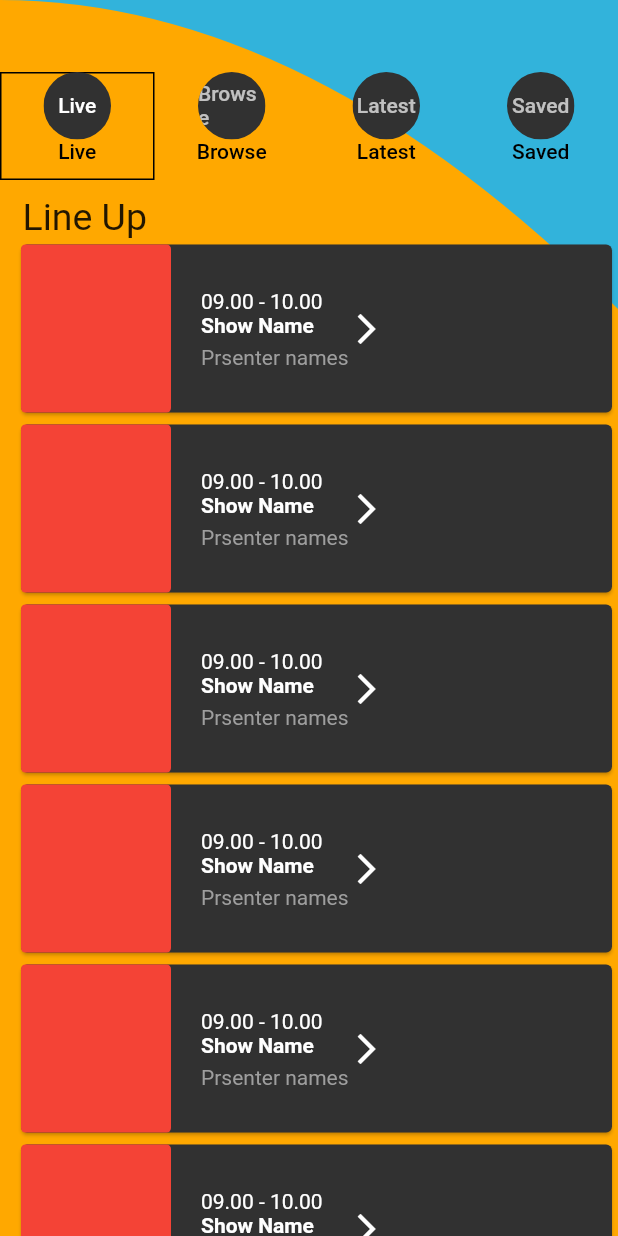
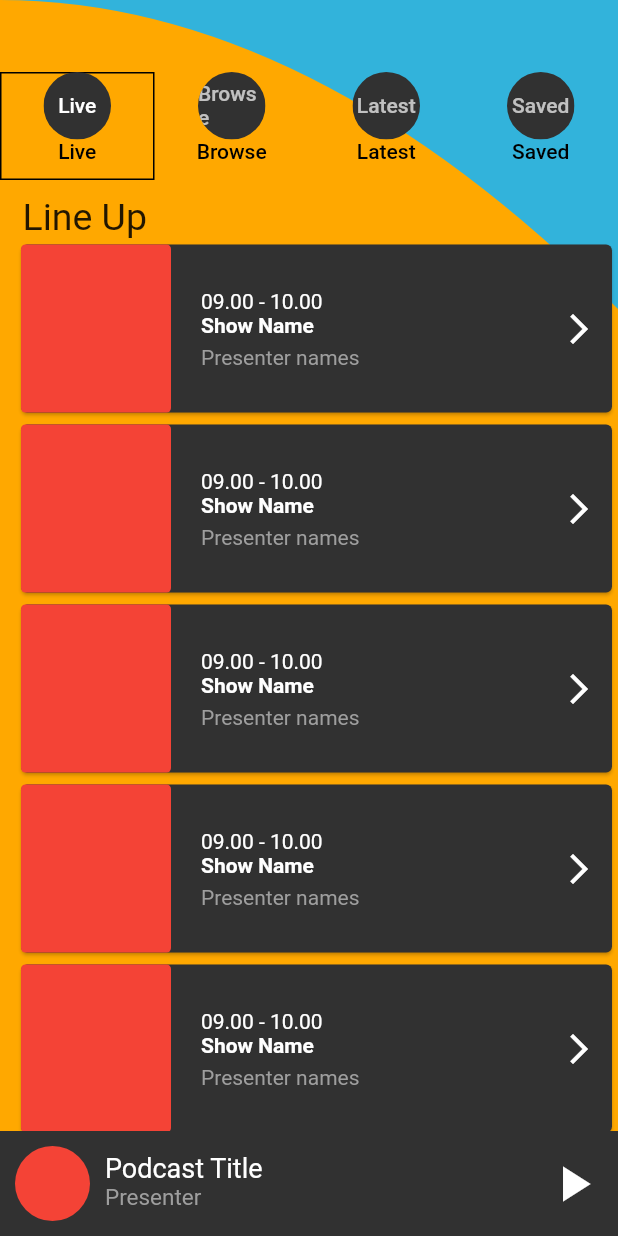
Before and after one commit to Kalela/JayFmFlutter, a Flutter app: the screen it shows after launch, on a phone screen of 412 x 824 dp. Run offline on Flutter 3.47's test engine with Material 2 defaults, Android fonts, the light colour scheme and no system bars.

Commit message:
set up footer and details page

```diff
--- a/lib/home/home.dart
+++ b/lib/home/home.dart
@@ -1,6 +1,8 @@
 import 'package:flutter/material.dart';
 import 'package:jay_fm_flutter/home/widgets.dart';
+import 'package:jay_fm_flutter/util/colors.dart';
 import 'package:jay_fm_flutter/util/values.dart';
+import 'package:jay_fm_flutter/util/widget/widget.dart';
 
 class HomePage extends StatelessWidget {
   final List<Widget> tabViews = [
@@ -26,10 +28,7 @@ class HomePage extends StatelessWidget {
                 child: Padding(
                   padding: const EdgeInsets.only(top: 48.0),
                   child: TabBar(
-                    indicator: ShapeDecoration(
-                      shape: Border.all()
-
-                    ),
+                    indicator: ShapeDecoration(shape: Border.all()),
                     tabs: [
                       topBarTab("Live", Colors.black),
                       topBarTab("Browse", Colors.black),
@@ -43,6 +42,11 @@ class HomePage extends StatelessWidget {
           ),
         ),
       ),
+      bottomSheet: Container(
+        height: 70,
+        color: Colors.white,
+        child: nowPlayingFooter(jayFmFancyBlack, Colors.white, Colors.grey),
+      ),
     );
   }
 }
--- a/lib/home/widgets.dart
+++ b/lib/home/widgets.dart
@@ -1,6 +1,8 @@
 import 'package:flutter/material.dart';
+import 'package:jay_fm_flutter/details/details.dart';
 import 'package:jay_fm_flutter/util/colors.dart';
 import 'package:jay_fm_flutter/util/values.dart';
+import 'package:jay_fm_flutter/util/widget/widget.dart';
 
 Widget liveTabDetails() {
   return Container(
@@ -20,7 +22,7 @@ Widget liveTabDetails() {
             padding: EdgeInsets.only(left: 10),
             height: 700,
             child: ListView.builder(itemBuilder: (context, i) {
-              return baseItemCard(i, context);
+              return baseItemCard(i, "Day", context);
             }),
           )
         ],
@@ -47,7 +49,7 @@ Widget browseTabDetails() {
             padding: EdgeInsets.only(left: 10),
             height: 700,
             child: ListView.builder(itemBuilder: (context, i) {
-              return baseItemCard(i, context);
+              return baseItemCard(i, "Category Podcasts", context);
             }),
           )
         ],
@@ -74,7 +76,7 @@ Widget latestTabDetails() {
             padding: EdgeInsets.only(left: 10),
             height: 700,
             child: ListView.builder(itemBuilder: (context, i) {
-              return baseItemCard(i, context);
+              return baseItemCard(i, "Podcast Name", context);
             }),
           )
         ],
@@ -101,7 +103,7 @@ Widget savedTabDetails() {
             padding: EdgeInsets.only(left: 10),
             height: 700,
             child: ListView.builder(itemBuilder: (context, i) {
-              return baseItemCard(i, context);
+              return baseItemCard(i, "Saved Podcast", context);
             }),
           )
         ],
@@ -172,54 +174,3 @@ class HomePainter extends CustomPainter {
     return true;
   }
 }
-
-Widget baseItemCard(int index, BuildContext context) {
-  return Container(
-    color: jayFmFancyBlack.withOpacity(0.0),
-    height: 120,
-    child: Card(
-      color: jayFmFancyBlack,
-      child: Row(
-        children: <Widget>[
-          Container(
-            decoration: BoxDecoration(
-              color: Colors.red,
-              borderRadius: BorderRadius.circular(3),
-            ),
-            width: 100,
-          ),
-          Padding(padding: EdgeInsets.only(left: 20)),
-          Container(
-            padding: EdgeInsets.only(top: 30),
-            child: Column(
-              crossAxisAlignment: CrossAxisAlignment.start,
-              children: <Widget>[
-                Text(
-                  "09.00 - 10.00",
-                  style: TextStyle(color: Colors.white),
-                ),
-                Text(
-                  "Show Name",
-                  style: TextStyle(
-                      fontWeight: FontWeight.bold, color: Colors.white),
-                ),
-                Padding(
-                  padding: EdgeInsets.only(top: 5),
-                ),
-                Text(
-                  "Prsenter names",
-                  style: TextStyle(color: Colors.grey),
-                ),
-              ],
-            ),
-          ),
-          Container(
-              child: Icon(
-            Icons.arrow_forward_ios,
-            color: Colors.white,
-          ))
-        ],
-      ),
-    ),
-  );
-}
--- a/lib/util/widget/widget.dart
+++ b/lib/util/widget/widget.dart
@@ -1,4 +1,7 @@
+import 'package:flutter/material.dart';
 import 'package:flutter/widgets.dart';
+import 'package:jay_fm_flutter/details/details.dart';
+import 'package:jay_fm_flutter/util/colors.dart';
 
 class StatefulWrapper extends StatefulWidget {
   final Function onInit;
@@ -24,3 +27,120 @@ class _StatefulWrapperState extends State<StatefulWrapper> {
     return widget.child;
   }
 }
+
+Widget baseItemCard(int index, String title, BuildContext context) {
+  return Container(
+    color: jayFmFancyBlack.withOpacity(0.0),
+    height: 120,
+    child: Ink(
+      child: InkWell(
+        onTap: () {
+          Navigator.push(
+              context,
+              MaterialPageRoute(
+                  builder: (context) => DetailsPage(
+                        title: title,
+                      )));
+        },
+        child: Card(
+          color: jayFmFancyBlack,
+          child: Row(
+            mainAxisAlignment: MainAxisAlignment.spaceBetween,
+            children: <Widget>[
+              Row(
+                children: [
+                  Container(
+                    decoration: BoxDecoration(
+                      color: Colors.red,
+                      borderRadius: BorderRadius.circular(3),
+                    ),
+                    width: 100,
+                  ),
+                  Padding(padding: EdgeInsets.only(left: 20)),
+                  Container(
+                    padding: EdgeInsets.only(top: 30),
+                    child: Column(
+                      crossAxisAlignment: CrossAxisAlignment.start,
+                      children: <Widget>[
+                        Text(
+                          "09.00 - 10.00",
+                          style: TextStyle(color: Colors.white),
+                        ),
+                        Text(
+                          "Show Name",
+                          style: TextStyle(
+                              fontWeight: FontWeight.bold, color: Colors.white),
+                        ),
+                        Padding(
+                          padding: EdgeInsets.only(top: 5),
+                        ),
+                        Text(
+                          "Presenter names",
+                          style: TextStyle(color: Colors.grey),
+                        ),
+                      ],
+                    ),
+                  ),
+                ],
+              ),
+              Padding(
+                  padding: EdgeInsets.only(right: 10),
+                  child: Icon(
+                    Icons.arrow_forward_ios,
+                    color: Colors.white,
+                  ))
+            ],
+          ),
+        ),
+      ),
+    ),
+  );
+}
+
+Widget nowPlayingFooter(Color backgroundColor, Color titleColor, Color subtitleColor) {
+  return Container(
+      padding: EdgeInsets.all(10),
+      color: backgroundColor,
+      child: Center(
+        child: Row(
+          mainAxisAlignment: MainAxisAlignment.spaceBetween,
+          children: <Widget>[
+            Row(
+              children: [
+                ClipOval(
+                  child: Container(
+                    color: Colors.red,
+                    height: 50,
+                    width: 50,
+                  ),
+                ),
+                Padding(
+                  padding: EdgeInsets.only(left: 10),
+                ),
+                Container(
+                  padding: EdgeInsets.only(top: 4),
+                  child: Column(
+                    crossAxisAlignment: CrossAxisAlignment.start,
+                    children: <Widget>[
+                      Text(
+                        "Podcast Title",
+                        style: TextStyle(fontSize: 18, color: titleColor),
+                      ),
+                      Text(
+                        "Presenter",
+                        style: TextStyle(fontSize: 15, color: subtitleColor),
+                      )
+                    ],
+                  ),
+                ),
+              ],
+            ),
+            Icon(
+              Icons.play_arrow,
+              color: titleColor,
+              size: 40,
+            ),
+          ],
+        ),
+      ));
+}
```
Also changed, not shown: lib/details/details.dart (added, +52 -0 lines).
